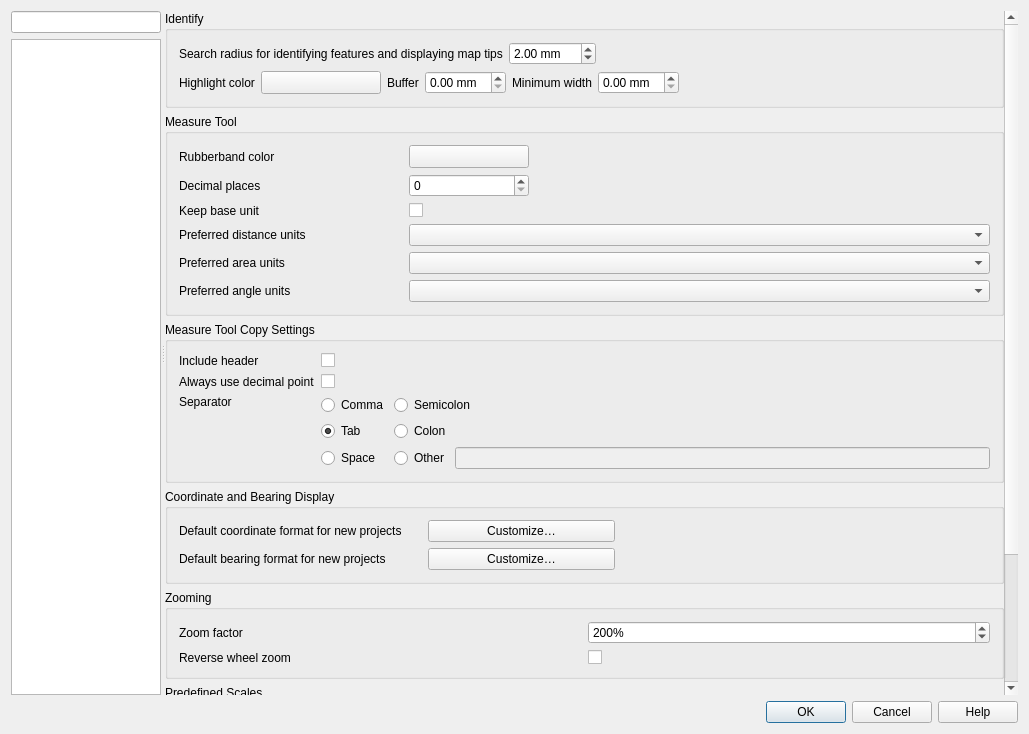
This is src/ui/qgsoptionsbase.ui in qgis/QGIS as Qt 5 draws it before an edit. The edited form follows.
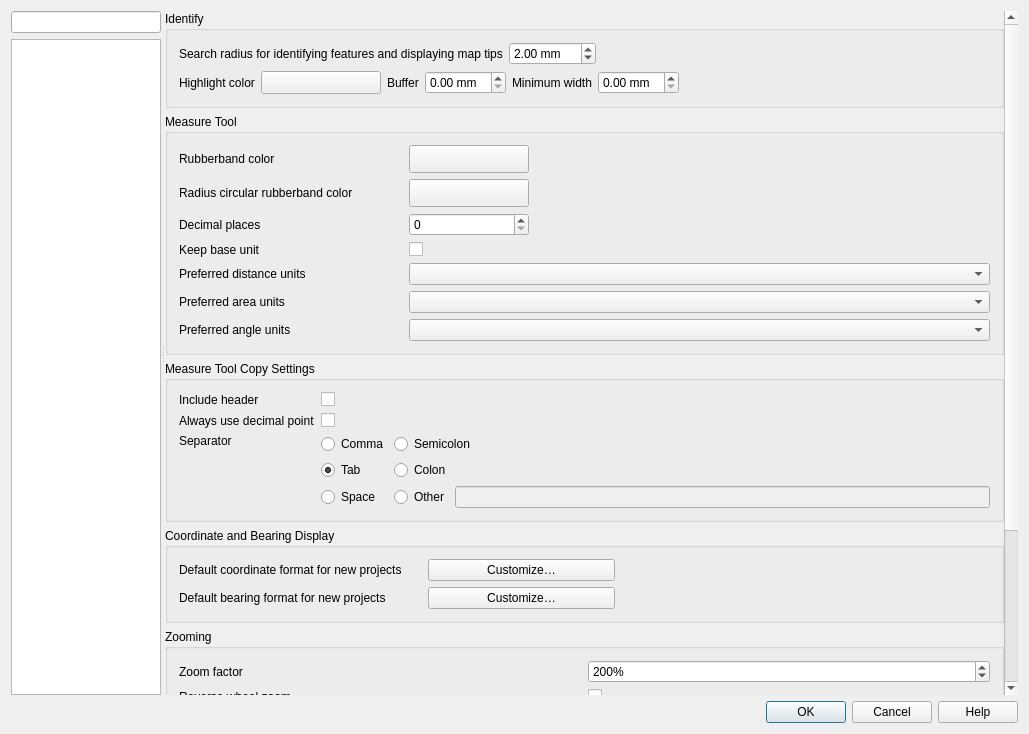
This is the edited form. The open tabs and pages were chosen to show the change. Icons and pictures are not drawn. Custom widgets are drawn as their Qt base class.

Commit message: Add a new Measure Radius tool to measure map tools

Patch:
```diff
--- a/src/ui/qgsoptionsbase.ui
+++ b/src/ui/qgsoptionsbase.ui
@@ -2830,8 +2830,8 @@
                <rect>
                 <x>0</x>
                 <y>0</y>
-                <width>622</width>
-                <height>925</height>
+                <width>843</width>
+                <height>959</height>
                </rect>
               </property>
               <layout class="QVBoxLayout" name="verticalLayout_30">
@@ -2994,39 +2994,16 @@
                   <string>Measure Tool</string>
                  </property>
                  <layout class="QGridLayout" name="gridLayout_21">
-                  <item row="5" column="0">
+                  <item row="5" column="1" colspan="3">
+                   <widget class="QComboBox" name="mAreaUnitsComboBox"/>
+                  </item>
+                  <item row="6" column="0">
                    <widget class="QLabel" name="mAngleUnitsLabel">
                     <property name="text">
                      <string>Preferred angle units</string>
                     </property>
                    </widget>
                   </item>
-                  <item row="4" column="0">
-                   <widget class="QLabel" name="textLabel1_14">
-                    <property name="text">
-                     <string>Preferred area units</string>
-                    </property>
-                   </widget>
-                  </item>
-                  <item row="5" column="1" colspan="3">
-                   <widget class="QComboBox" name="mAngleUnitsComboBox"/>
-                  </item>
-                  <item row="0" column="2" colspan="2">
-                   <spacer>
-                    <property name="orientation">
-                     <enum>Qt::Horizontal</enum>
-                    </property>
-                    <property name="sizeHint" stdset="0">
-                     <size>
-                      <width>191</width>
-                      <height>20</height>
-                     </size>
-                    </property>
-                   </spacer>
-                  </item>
-                  <item row="3" column="1" colspan="3">
-                   <widget class="QComboBox" name="mDistanceUnitsComboBox"/>
-                  </item>
                   <item row="0" column="0">
                    <widget class="QLabel" name="textLabel1_10">
                     <property name="text">
@@ -3034,53 +3011,82 @@
                     </property>
                    </widget>
                   </item>
-                  <item row="0" column="1">
-                   <widget class="QgsColorButton" name="pbnMeasureColor">
-                    <property name="sizePolicy">
-                     <sizepolicy hsizetype="Fixed" vsizetype="Fixed">
-                      <horstretch>0</horstretch>
-                      <verstretch>0</verstretch>
-                     </sizepolicy>
-                    </property>
-                    <property name="minimumSize">
-                     <size>
-                      <width>120</width>
-                      <height>0</height>
-                     </size>
-                    </property>
-                    <property name="maximumSize">
-                     <size>
-                      <width>120</width>
-                      <height>16777215</height>
-                     </size>
-                    </property>
-                    <property name="text">
-                     <string/>
-                    </property>
-                   </widget>
+                  <item row="6" column="1" colspan="3">
+                   <widget class="QComboBox" name="mAngleUnitsComboBox"/>
                   </item>
-                  <item row="3" column="0">
+                  <item row="4" column="0">
                    <widget class="QLabel" name="textLabel1_11">
                     <property name="text">
                      <string>Preferred distance units</string>
                     </property>
                    </widget>
                   </item>
-                  <item row="2" column="1">
+                  <item row="0" column="2" colspan="2">
+                   <spacer>
+                    <property name="orientation">
+                     <enum>Qt::Horizontal</enum>
+                    </property>
+                    <property name="sizeHint" stdset="0">
+                     <size>
+                      <width>191</width>
+                      <height>20</height>
+                     </size>
+                    </property>
+                   </spacer>
+                  </item>
+                  <item row="0" column="1">
+                   <widget class="QgsColorButton" name="pbnMeasureColor">
+                    <property name="sizePolicy">
+                     <sizepolicy hsizetype="Fixed" vsizetype="Fixed">
+                      <horstretch>0</horstretch>
+                      <verstretch>0</verstretch>
+                     </sizepolicy>
+                    </property>
+                    <property name="minimumSize">
+                     <size>
+                      <width>120</width>
+                      <height>28</height>
+                     </size>
+                    </property>
+                    <property name="maximumSize">
+                     <size>
+                      <width>120</width>
+                      <height>28</height>
+                     </size>
+                    </property>
+                    <property name="text">
+                     <string/>
+                    </property>
+                   </widget>
+                  </item>
+                  <item row="5" column="0">
+                   <widget class="QLabel" name="textLabel1_14">
+                    <property name="text">
+                     <string>Preferred area units</string>
+                    </property>
+                   </widget>
+                  </item>
+                  <item row="4" column="1" colspan="3">
+                   <widget class="QComboBox" name="mDistanceUnitsComboBox"/>
+                  </item>
+                  <item row="3" column="1">
                    <widget class="QCheckBox" name="mKeepBaseUnitCheckBox">
                     <property name="text">
                      <string/>
                     </property>
                    </widget>
                   </item>
-                  <item row="1" column="0">
+                  <item row="2" column="0">
                    <widget class="QLabel" name="label_12">
                     <property name="text">
                      <string>Decimal places</string>
                     </property>
                    </widget>
                   </item>
-                  <item row="2" column="0">
+                  <item row="2" column="1">
+                   <widget class="QgsSpinBox" name="mDecimalPlacesSpinBox"/>
+                  </item>
+                  <item row="3" column="0">
                    <widget class="QLabel" name="label_13">
                     <property name="toolTip">
                      <string>If unchecked large numbers will be converted from m. to km. and from ft. to miles</string>
@@ -3091,10 +3097,27 @@
                    </widget>
                   </item>
                   <item row="1" column="1">
-                   <widget class="QgsSpinBox" name="mDecimalPlacesSpinBox"/>
+                   <widget class="QgsColorButton" name="pbnMeasureRadiusColor">
+                    <property name="minimumSize">
+                     <size>
+                      <width>120</width>
+                      <height>28</height>
+                     </size>
+                    </property>
+                    <property name="maximumSize">
+                     <size>
+                      <width>120</width>
+                      <height>28</height>
+                     </size>
+                    </property>
+                   </widget>
                   </item>
-                  <item row="4" column="1" colspan="3">
-                   <widget class="QComboBox" name="mAreaUnitsComboBox"/>
+                  <item row="1" column="0">
+                   <widget class="QLabel" name="label_34">
+                    <property name="text">
+                     <string>Radius circular rubberband color</string>
+                    </property>
+                   </widget>
                   </item>
                  </layout>
                 </widget>
```
Left out of the diff: 14 changed lines with no effect on the pictures. The commit also changes 14 other files.
